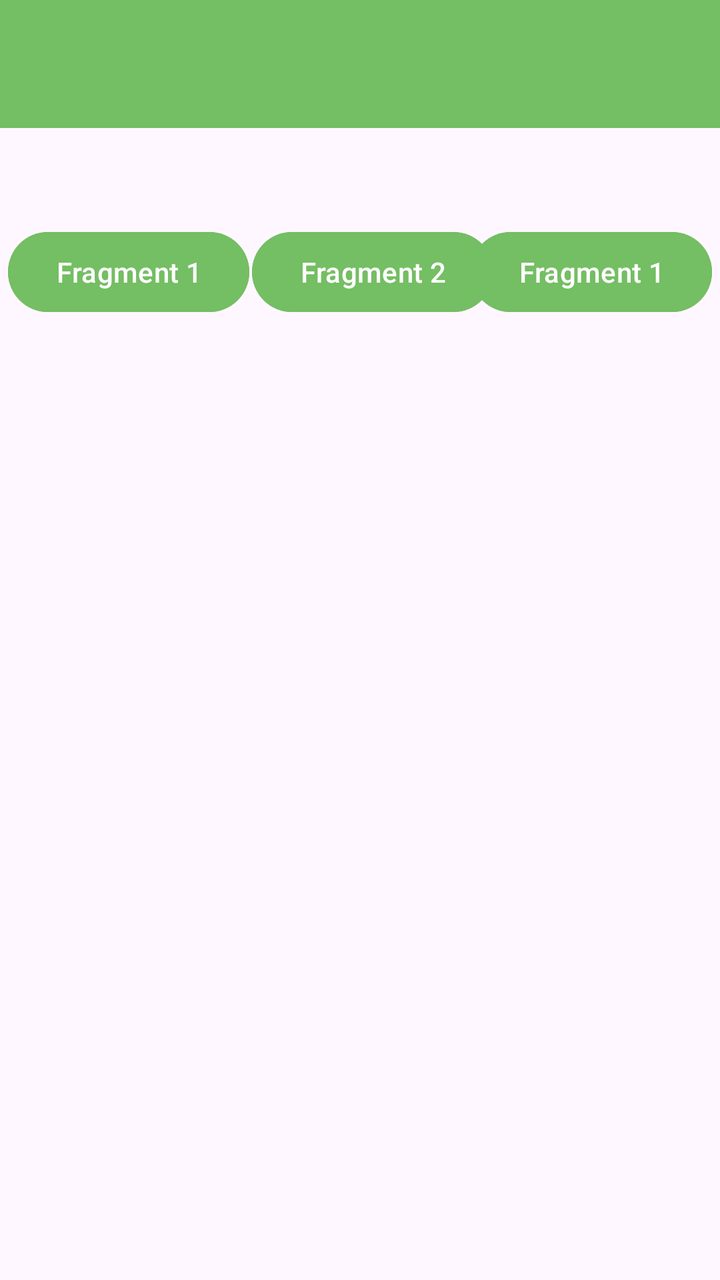
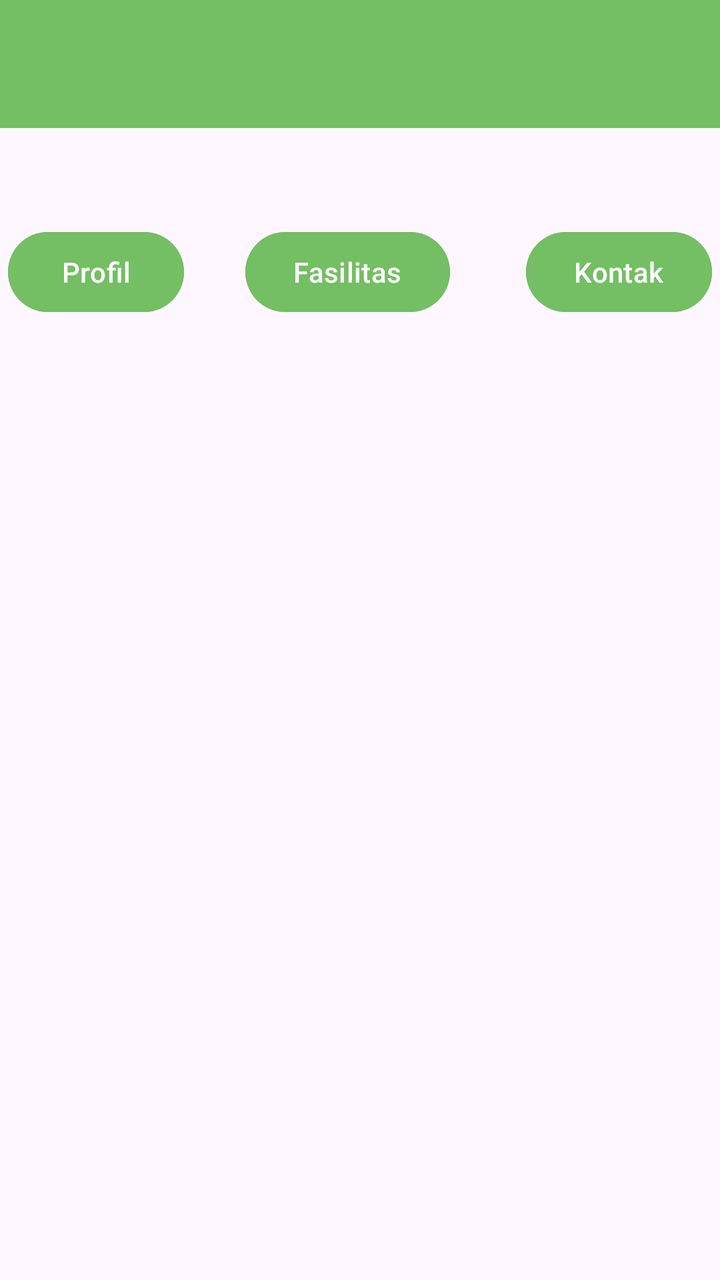

Before-and-after screenshots of an Android layout around one commit, followed by the original layout XML and the change that was made.
<!-- AndroidManifest.xml: application theme Theme.Tiaradistinctive -->
<!-- res/layout/activity_seventh.xml -->
<?xml version="1.0" encoding="utf-8"?>
<androidx.constraintlayout.widget.ConstraintLayout
    xmlns:android="http://schemas.android.com/apk/res/android"
    xmlns:app="http://schemas.android.com/apk/res-auto"
    xmlns:tools="http://schemas.android.com/tools"
    android:id="@+id/main"
    android:layout_width="match_parent"
    android:layout_height="match_parent"
    tools:context=".Home.pertemuan_4_laporan.SeventhActivity">

    <com.google.android.material.appbar.AppBarLayout
        android:id="@+id/appBar"
        android:layout_width="match_parent"
        android:layout_height="wrap_content"
        android:background="@color/hijau_primary"
        app:layout_constraintEnd_toEndOf="parent"
        app:layout_constraintStart_toStartOf="parent"
        app:layout_constraintTop_toTopOf="parent">

        <androidx.appcompat.widget.Toolbar
            android:id="@+id/toolbar"
            android:layout_width="match_parent"
            android:layout_height="?attr/actionBarSize"
            android:background="@color/hijau_primary"
            app:layout_constraintEnd_toEndOf="parent"
            app:layout_constraintStart_toStartOf="parent"
            app:layout_constraintTop_toTopOf="parent"
            app:subtitleTextColor="@color/putih_soft"
            app:titleTextColor="@color/putih_soft"
            app:layout_scrollFlags="scroll|enterAlways"/>
    </com.google.android.material.appbar.AppBarLayout>

    <Button
        android:id="@+id/btnFragment1"
        android:layout_width="wrap_content"
        android:layout_height="wrap_content"
        android:layout_marginStart="4dp"
        android:text="Fragment 1"
        android:backgroundTint="@color/hijau_primary"
        app:layout_constraintBottom_toBottomOf="@+id/btnFragment2"
        app:layout_constraintStart_toStartOf="parent"
        app:layout_constraintTop_toTopOf="@+id/btnFragment2"
        app:layout_constraintVertical_bias="0.0" />

    <Button
        android:id="@+id/btnFragment2"
        android:layout_width="wrap_content"
        android:layout_height="wrap_content"
        android:layout_marginStart="8dp"
        android:layout_marginTop="48dp"
        android:text="Fragment 2"
        android:backgroundTint="@color/hijau_primary"
        app:layout_constraintEnd_toStartOf="@+id/btnFragment3"
        app:layout_constraintHorizontal_bias="0.375"
        app:layout_constraintStart_toEndOf="@+id/btnFragment1"
        app:layout_constraintTop_toBottomOf="@+id/appBar" />

    <Button
        android:id="@+id/btnFragment3"
        android:layout_width="wrap_content"
        android:layout_height="wrap_content"
        android:layout_marginEnd="4dp"
        android:text="Fragment 1"
        android:backgroundTint="@color/hijau_primary"
        app:layout_constraintBottom_toBottomOf="@+id/btnFragment2"
        app:layout_constraintEnd_toEndOf="parent"
        app:layout_constraintTop_toTopOf="@+id/btnFragment2"
        app:layout_constraintVertical_bias="0.0" />

    <FrameLayout
        android:id="@+id/fragment_container"
        android:layout_width="match_parent"
        android:layout_height="0dp"
        android:layout_marginTop="20dp"
        app:layout_constraintBottom_toBottomOf="parent"
        app:layout_constraintTop_toBottomOf="@+id/btnFragment2" />

</androidx.constraintlayout.widget.ConstraintLayout>
<!-- resources referenced by this layout -->
<resources>
  <color name="hijau_primary">#74BE63</color>
  <color name="putih_soft">#F4F7F2</color>
  <style name="Theme.Tiaradistinctive" parent="Base.Theme.Tiaradistinctive" />
  <style name="Base.Theme.Tiaradistinctive" parent="Theme.Material3.DayNight.NoActionBar">
  
          
          <item name="android:statusBarColor">@color/hijau_primary</item>
  
      </style>
</resources>

<!-- the commit's change to res/layout/activity_seventh.xml (unified diff, before → after) -->
@@ -35,7 +35,7 @@
         android:layout_width="wrap_content"
         android:layout_height="wrap_content"
         android:layout_marginStart="4dp"
-        android:text="Fragment 1"
+        android:text="Profil"
         android:backgroundTint="@color/hijau_primary"
         app:layout_constraintBottom_toBottomOf="@+id/btnFragment2"
         app:layout_constraintStart_toStartOf="parent"
@@ -48,7 +48,7 @@
         android:layout_height="wrap_content"
         android:layout_marginStart="8dp"
         android:layout_marginTop="48dp"
-        android:text="Fragment 2"
+        android:text="Fasilitas"
         android:backgroundTint="@color/hijau_primary"
         app:layout_constraintEnd_toStartOf="@+id/btnFragment3"
         app:layout_constraintHorizontal_bias="0.375"
@@ -60,7 +60,7 @@
         android:layout_width="wrap_content"
         android:layout_height="wrap_content"
         android:layout_marginEnd="4dp"
-        android:text="Fragment 1"
+        android:text="Kontak"
         android:backgroundTint="@color/hijau_primary"
         app:layout_constraintBottom_toBottomOf="@+id/btnFragment2"
         app:layout_constraintEnd_toEndOf="parent"
